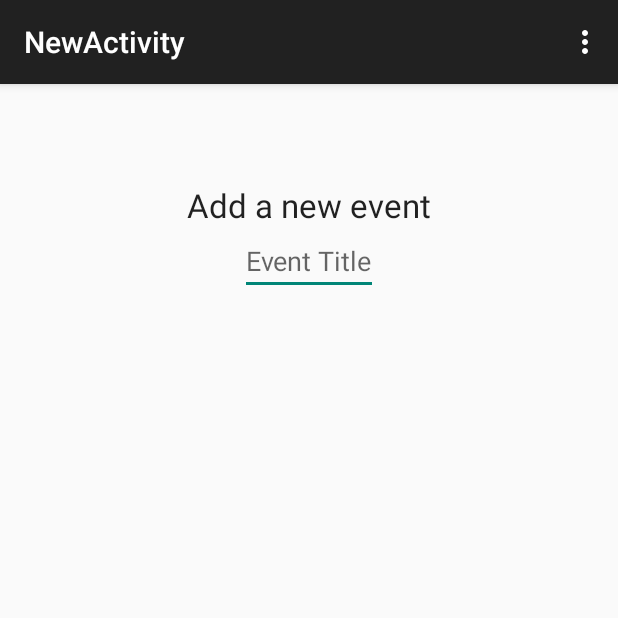
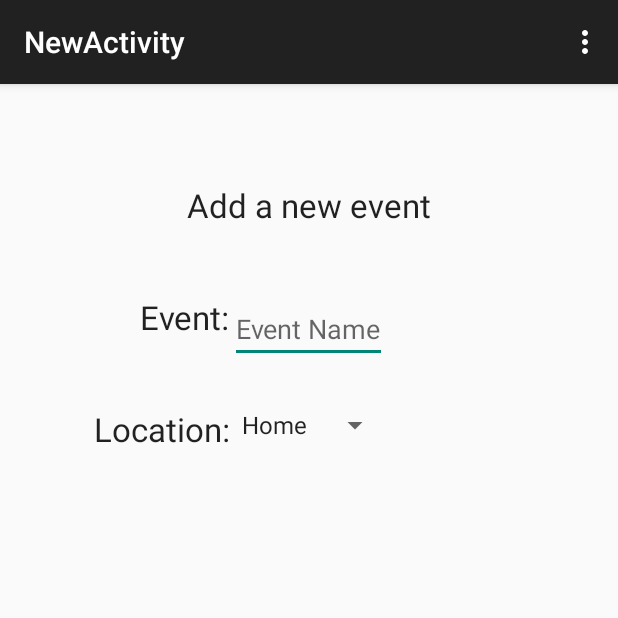
Before and after one commit to DavidPagels/HCIPrototype, an Android app: the NewActivity screen opened directly, with no data from a screen before it, on a phone screen of 412 x 824 dp, the top half of it. Run offline under Robolectric (Android 15) with nearby library versions, the phone set to English and light mode, and no system bars.

Commit message:
added Labels and spinner to newActivity

```diff
--- a/app/src/main/java/com/example/david/hciprototype/NewActivity.java
+++ b/app/src/main/java/com/example/david/hciprototype/NewActivity.java
@@ -4,6 +4,8 @@ import android.support.v7.app.ActionBarActivity;
 import android.os.Bundle;
 import android.view.Menu;
 import android.view.MenuItem;
+import android.widget.ArrayAdapter;
+import android.widget.Spinner;
 
 
 public class NewActivity extends ActionBarActivity {
@@ -12,6 +14,15 @@ public class NewActivity extends ActionBarActivity {
     protected void onCreate(Bundle savedInstanceState) {
         super.onCreate(savedInstanceState);
         setContentView(R.layout.activity_new);
+
+        Spinner spinner = (Spinner) findViewById(R.id.locMenu);
+// Create an ArrayAdapter using the string array and a default spinner layout
+        ArrayAdapter<CharSequence> adapter = ArrayAdapter.createFromResource(this,
+                R.array.locations_array, android.R.layout.simple_spinner_item);
+// Specify the layout to use when the list of choices appears
+        adapter.setDropDownViewResource(android.R.layout.simple_spinner_dropdown_item);
+// Apply the adapter to the spinner
+        spinner.setAdapter(adapter);
     }
 
 
--- a/app/src/main/res/layout/activity_new.xml
+++ b/app/src/main/res/layout/activity_new.xml
@@ -19,9 +19,42 @@
     <EditText
         android:layout_width="wrap_content"
         android:layout_height="wrap_content"
-        android:id="@+id/editText2"
+        android:id="@+id/eventTitle"
+        android:text=""
+        android:hint="@string/event_title"
+        android:singleLine="true"
+        android:layout_alignTop="@+id/eventLabel"
+        android:layout_centerHorizontal="true" />
+    <TextView
+        android:id="@+id/eventLabel"
+        android:layout_width="wrap_content"
+        android:layout_height="wrap_content"
+        android:text="@string/event_label"
+        android:textAppearance="?android:attr/textAppearanceLarge"
         android:layout_below="@+id/textView3"
-        android:layout_centerHorizontal="true"
-        android:text=""
-        android:hint="Event Title"/>
+        android:layout_marginTop="45dp"
+        android:layout_toLeftOf="@id/eventTitle"
+        android:layout_toStartOf="@id/eventTitle"/>
+
+    <Spinner
+        android:layout_width="wrap_content"
+        android:layout_height="wrap_content"
+        android:id="@+id/locMenu"
+        android:textAppearance="?android:attr/textAppearanceLarge"
+        android:layout_alignTop="@+id/locLabel"
+        android:layout_alignLeft="@+id/eventTitle"
+        android:layout_alignStart="@+id/eventTitle" />
+    <TextView
+        android:id="@+id/locLabel"
+        android:layout_width="wrap_content"
+        android:layout_height="wrap_content"
+        android:singleLine="true"
+        android:text="@string/loc_label"
+        android:textAppearance="?android:attr/textAppearanceLarge"
+        android:layout_below="@+id/eventLabel"
+        android:layout_marginTop="45dp"
+        android:layout_toLeftOf="@id/eventTitle"
+        android:layout_toStartOf="@id/eventTitle"/>
+
+
 </RelativeLayout>
--- /dev/null
+++ b/app/src/main/res/values/locations.xml
@@ -0,0 +1,8 @@
+<?xml version="1.0" encoding="utf-8"?>
+<resources>
+    <string-array
+        name="locations_array">
+        <item>Home</item>
+        <item>Work</item>
+    </string-array>
+</resources>
--- a/app/src/main/res/values/strings.xml
+++ b/app/src/main/res/values/strings.xml
@@ -7,4 +7,7 @@
     <string name="title_activity_new">NewActivity</string>
     <string name="title_activity_speed_prompt">SpeedPrompt</string>
     <string name="location_hint">Location Name</string>
+    <string name="event_title">Event Name</string>
+    <string name="event_label">Event:</string>
+    <string name="loc_label">Location:</string>
 </resources>
```
